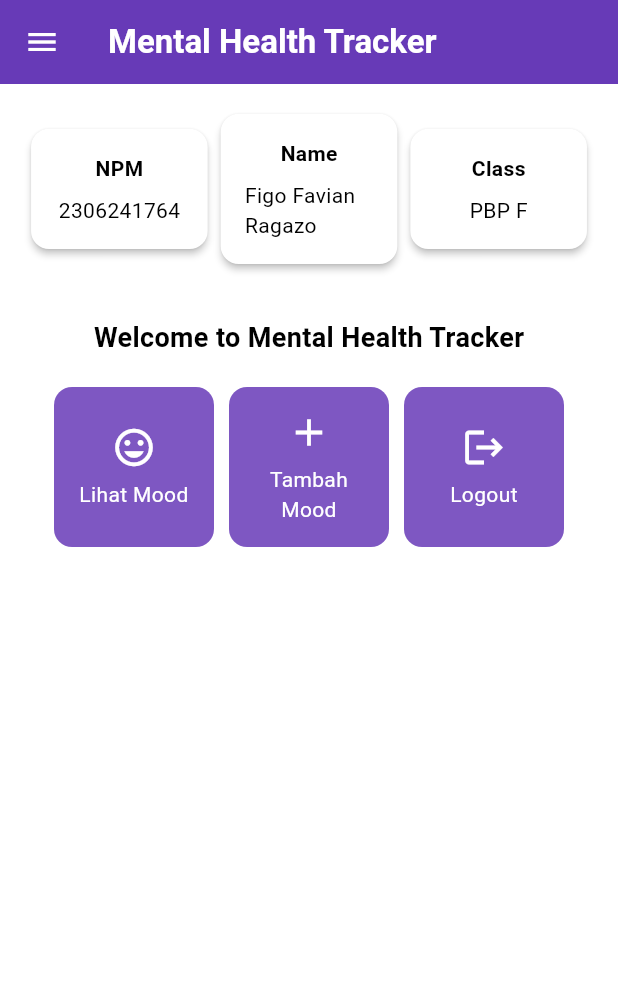
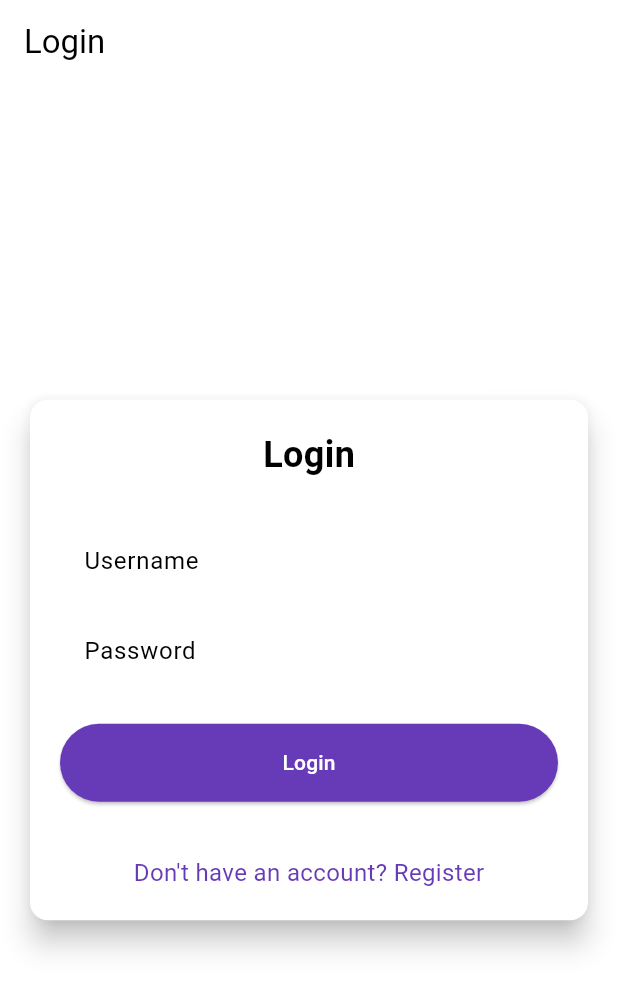
Before and after one commit to FigoFavian/mental-health-tracker-mobile, a Flutter app: the screen it shows after launch, on a phone screen of 412 x 824 dp. Shown: the top 991 px of the screen. Run offline on Flutter 3.47's test engine with Material 3 defaults, Android fonts, the phone set to English and light mode, and no system bars; missing offline and left inert: pbp_django_auth.

Commit message:
tutor 8 aman

```diff
--- a/lib/main.dart
+++ b/lib/main.dart
@@ -1,5 +1,7 @@
 import 'package:flutter/material.dart';
-import 'package:mental_health_tracker/screens/menu.dart';
+import 'package:mental_health_tracker/screens/login.dart';
+import 'package:pbp_django_auth/pbp_django_auth.dart';
+import 'package:provider/provider.dart';
 
 void main() {
   runApp(const MyApp());
@@ -11,29 +13,21 @@ class MyApp extends StatelessWidget {
   // This widget is the root of your application.
   @override
   Widget build(BuildContext context) {
-    return MaterialApp(
-      title: 'Flutter Demo',
-      theme: ThemeData(
-        // This is the theme of your application.
-        //
-        // TRY THIS: Try running your application with "flutter run". You'll see
-        // the application has a purple toolbar. Then, without quitting the app,
-        // try changing the seedColor in the colorScheme below to Colors.green
-        // and then invoke "hot reload" (save your changes or press the "hot
-        // reload" button in a Flutter-supported IDE, or press "r" if you used
-        // the command line to start the app).
-        //
-        // Notice that the counter didn't reset back to zero; the application
-        // state is not lost during the reload. To reset the state, use hot
-        // restart instead.
-        //
-        // This works for code too, not just values: Most code changes can be
-        // tested with just a hot reload.
-        colorScheme: ColorScheme.fromSwatch(
-          primarySwatch: Colors.deepPurple,
-        ).copyWith(secondary: Colors.deepPurple[400]),
+    return Provider(
+      create: (_) {
+        CookieRequest request = CookieRequest();
+        return request;
+      },
+      child: MaterialApp(
+        title: 'Mental Health Tracker',
+        theme: ThemeData(
+          useMaterial3: true,
+          colorScheme: ColorScheme.fromSwatch(
+            primarySwatch: Colors.deepPurple,
+          ).copyWith(secondary: Colors.deepPurple[400]),
+        ),
+        home: const LoginPage(),
       ),
-      home: MyHomePage(),
     );
   }
 }
--- /dev/null
+++ b/lib/screens/login.dart
@@ -0,0 +1,168 @@
+import 'package:mental_health_tracker/screens/menu.dart';
+import 'package:flutter/material.dart';
+import 'package:pbp_django_auth/pbp_django_auth.dart';
+import 'package:provider/provider.dart';
+import 'package:mental_health_tracker/screens/register.dart';
+void main() {
+  runApp(const LoginApp());
+}
+class LoginApp extends StatelessWidget {
+  const LoginApp({super.key});
+  @override
+  Widget build(BuildContext context) {
+    return MaterialApp(
+      title: 'Login',
+      theme: ThemeData(
+        useMaterial3: true,
+        colorScheme: ColorScheme.fromSwatch(
+          primarySwatch: Colors.deepPurple,
+        ).copyWith(secondary: Colors.deepPurple[400]),
+      ),
+      home: const LoginPage(),
+    );
+  }
+}
+class LoginPage extends StatefulWidget {
+  const LoginPage({super.key});
+  @override
+  State<LoginPage> createState() => _LoginPageState();
+}
+class _LoginPageState extends State<LoginPage> {
+  final TextEditingController _usernameController = TextEditingController();
+  final TextEditingController _passwordController = TextEditingController();
+  @override
+  Widget build(BuildContext context) {
+    final request = context.watch<CookieRequest>();
+    return Scaffold(
+      appBar: AppBar(
+        title: const Text('Login'),
+      ),
+      body: Center(
+        child: SingleChildScrollView(
+          padding: const EdgeInsets.all(16.0),
+          child: Card(
+            elevation: 8,
+            shape: RoundedRectangleBorder(
+              borderRadius: BorderRadius.circular(12.0),
+            ),
+            child: Padding(
+              padding: const EdgeInsets.all(20.0),
+              child: Column(
+                mainAxisSize: MainAxisSize.min,
+                children: [
+                  const Text(
+                    'Login',
+                    style: TextStyle(
+                      fontSize: 24.0,
+                      fontWeight: FontWeight.bold,
+                    ),
+                  ),
+                  const SizedBox(height: 30.0),
+                  TextField(
+                    controller: _usernameController,
+                    decoration: const InputDecoration(
+                      labelText: 'Username',
+                      hintText: 'Enter your username',
+                      border: OutlineInputBorder(
+                        borderRadius: BorderRadius.all(Radius.circular(12.0)),
+                      ),
+                      contentPadding:
+                          EdgeInsets.symmetric(horizontal: 12.0, vertical: 8.0),
+                    ),
+                  ),
+                  const SizedBox(height: 12.0),
+                  TextField(
+                    controller: _passwordController,
+                    decoration: const InputDecoration(
+                      labelText: 'Password',
+                      hintText: 'Enter your password',
+                      border: OutlineInputBorder(
+                        borderRadius: BorderRadius.all(Radius.circular(12.0)),
+                      ),
+                      contentPadding:
+                          EdgeInsets.symmetric(horizontal: 12.0, vertical: 8.0),
+                    ),
+                    obscureText: true,
+                  ),
+                  const SizedBox(height: 24.0),
+                  ElevatedButton(
+                    onPressed: () async {
+                      String username = _usernameController.text;
+                      String password = _passwordController.text;
+                      // Cek kredensial
+                      final response = await request
+                          .login("http://localhost:8000/auth/login/", {
+                        'username': username,
+                        'password': password,
+                      });
+                      if (request.loggedIn) {
+                        String message = response['message'];
+                        String uname = response['username'];
+                        if (context.mounted) {
+                          Navigator.pushReplacement(
+                            context,
+                            MaterialPageRoute(
+                                builder: (context) => MyHomePage()),
+                          );
+                          ScaffoldMessenger.of(context)
+                            ..hideCurrentSnackBar()
+                            ..showSnackBar(
+                              SnackBar(
+                                  content:
+                                      Text("$message Selamat datang, $uname.")),
+                            );
+                        }
+                      } else {
+                        if (context.mounted) {
+                          showDialog(
+                            context: context,
+                            builder: (context) => AlertDialog(
+                              title: const Text('Login Gagal'),
+                              content: Text(response['message']),
+                              actions: [
+                                TextButton(
+                                  child: const Text('OK'),
+                                  onPressed: () {
+                                    Navigator.pop(context);
+                                  },
+                                ),
+                              ],
+                            ),
+                          );
+                        }
+                      }
+                    },
+                    style: ElevatedButton.styleFrom(
+                      foregroundColor: Colors.white,
+                      minimumSize: const Size(double.infinity, 50),
+                      backgroundColor: Theme.of(context).colorScheme.primary,
+                      padding: const EdgeInsets.symmetric(vertical: 16.0),
+                    ),
+                    child: const Text('Login'),
+                  ),
+                  const SizedBox(height: 36.0),
+                  GestureDetector(
+                    onTap: () {
+                      Navigator.push(
+                        context,
+                        MaterialPageRoute(
+                            builder: (context) => const RegisterPage()),
+                      );
+                    },
+                    child: Text(
+                      'Don\'t have an account? Register',
+                      style: TextStyle(
+                        color: Theme.of(context).colorScheme.primary,
+                        fontSize: 16.0,
+                      ),
+                    ),
+                  ),
+                ],
+              ),
+            ),
+          ),
+        ),
+      ),
+    );
+  }
+}
--- a/pubspec.yaml
+++ b/pubspec.yaml
@@ -35,6 +35,9 @@ dependencies:
   # The following adds the Cupertino Icons font to your application.
   # Use with the CupertinoIcons class for iOS style icons.
   cupertino_icons: ^1.0.8
+  provider: ^6.1.2
+  pbp_django_auth: ^0.4.0
+  http: ^1.2.2
 
 dev_dependencies:
   flutter_test:
```
Also changed, not shown: lib/models/mood_entry.dart (added, +54 -0 lines), lib/screens/list_moodentry.dart (added, +86 -0 lines), lib/screens/moodentry_form.dart (+32 -36 lines), lib/screens/register.dart (added, +158 -0 lines), lib/widgets/left_drawer.dart (+13 -0 lines), lib/widgets/mood_card.dart (+38 -11 lines), pubspec.lock, 2 other files.
